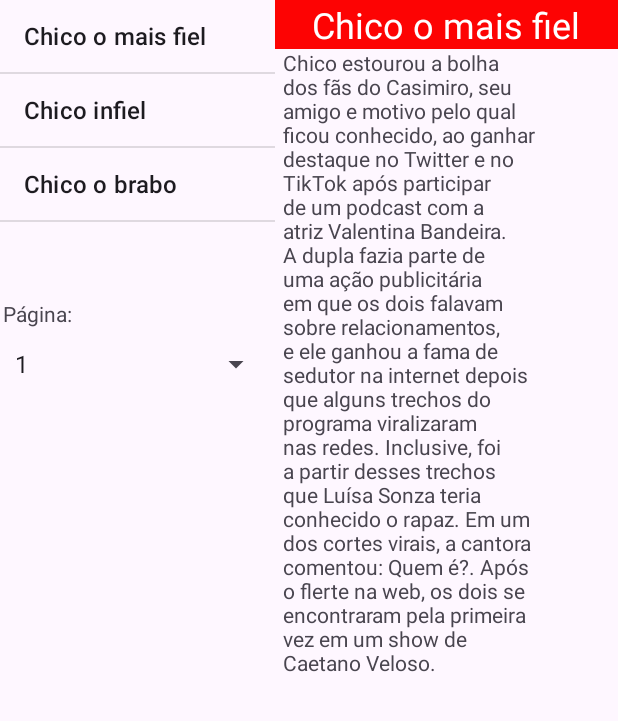
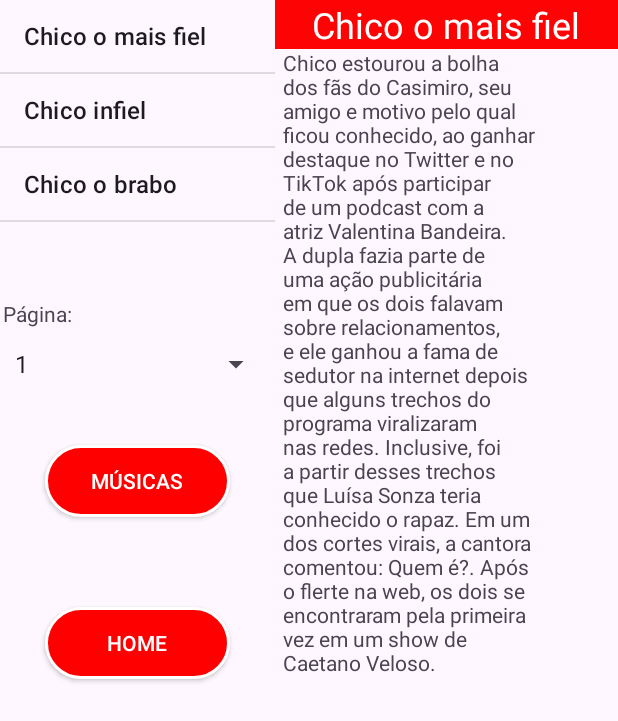
Before and after one commit to AngeloMzn/ChicoCoinsApp, an Android app: the ChicoHistoryActivity screen opened directly, with no data from a screen before it, on a phone screen of 412 x 824 dp. Shown: the top 721 px of the screen. Run offline under Robolectric (Android 15) with nearby library versions, the phone set to English and light mode, and no system bars.

Commit message:
[FEAT] adicionando botões de navegabilidade na ChicoHistory

```diff
--- a/src/main/java/com/example/myapplication/ChicoHistoryActivity.java
+++ b/src/main/java/com/example/myapplication/ChicoHistoryActivity.java
@@ -4,6 +4,7 @@
 import android.view.View;
 import android.widget.AdapterView;
 import android.widget.ArrayAdapter;
+import android.widget.Button;
 import android.widget.ListView;
 import android.widget.Spinner;
 
@@ -25,6 +26,9 @@
     private FragmentManager fm = getSupportFragmentManager();
     private Spinner spinner;
     private String spinnerPageItem = "0";
+    private Button btn_music;
+    private Button btn_home;
+
 
     @Override
     protected void onCreate(Bundle savedInstanceState) {
@@ -122,5 +126,14 @@
                 }
             }
         });
+
+        Button btn_music = findViewById(R.id.btn_music);
+
+        btn_music.setOnClickListener(new View.OnClickListener() {
+            @Override
+            public void onClick(View view) {
+
+            }
+        });
     }
 }
--- a/src/main/res/layout/activity_history_chico.xml
+++ b/src/main/res/layout/activity_history_chico.xml
@@ -36,6 +36,25 @@
             android:layout_marginLeft="2dp"
             android:layout_marginRight="2dp"
             android:entries="@array/number_pages_spinnerPage" />
+
+        <androidx.appcompat.widget.AppCompatButton
+            android:id="@+id/btn_music"
+            android:layout_width="match_parent"
+            android:layout_height="wrap_content"
+            android:layout_margin="30dp"
+            android:background="@drawable/background_button"
+            android:text="Músicas"
+            android:textColor="@color/white" />
+
+        <androidx.appcompat.widget.AppCompatButton
+            android:id="@+id/btn_home"
+            android:layout_width="match_parent"
+            android:layout_height="wrap_content"
+            android:layout_margin="30dp"
+            android:background="@drawable/background_button"
+            android:textColor="@color/white"
+            android:text="Home" />
+
     </LinearLayout>
 
     <LinearLayout
```
